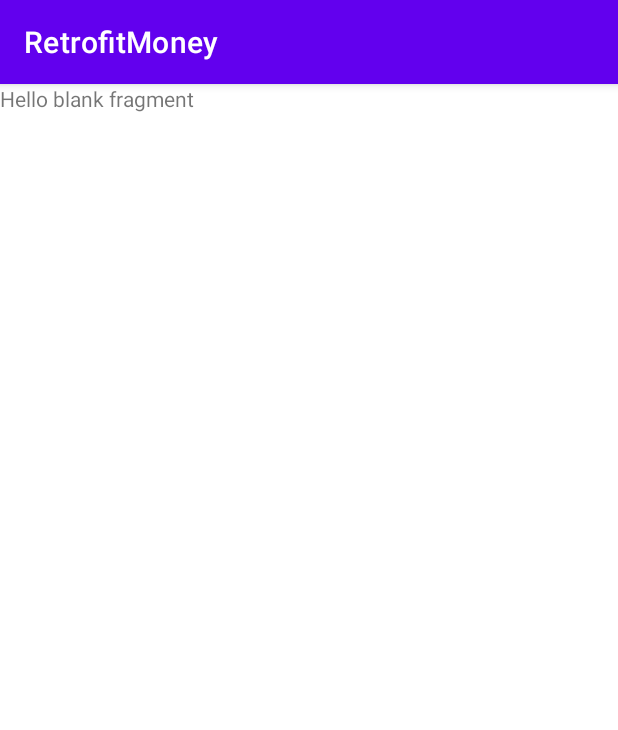
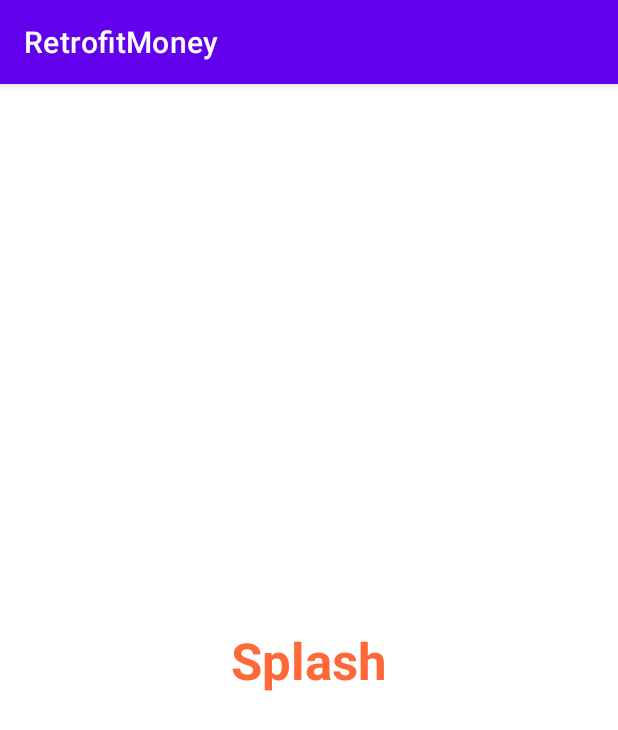
Before and after one commit to VGubert/RetrofitMoney, an Android app: the fragment SplashFragment shown on its own in the app's theme, on a phone screen of 412 x 824 dp. Shown: the top 730 px of the screen. Run offline under Robolectric (Android 15) with nearby library versions, the phone set to English and light mode, and no system bars.

Commit message:
Create Layout

```diff
--- a/app/src/main/res/layout/fragment_second.xml
+++ b/app/src/main/res/layout/fragment_second.xml
@@ -3,12 +3,14 @@
     xmlns:tools="http://schemas.android.com/tools"
     android:layout_width="match_parent"
     android:layout_height="match_parent"
+    xmlns:app="http://schemas.android.com/apk/res-auto"
     tools:context=".screens.second.SecondFragment">
 
     <!-- TODO: Update blank fragment layout -->
-    <TextView
+    <androidx.recyclerview.widget.RecyclerView
+        android:id="@+id/rv_start"
         android:layout_width="match_parent"
         android:layout_height="match_parent"
-        android:text="@string/hello_blank_fragment" />
+        app:layoutManager="androidx.recyclerview.widget.LinearLayoutManager" />
 
 </FrameLayout>
--- a/app/src/main/res/layout/fragment_splash.xml
+++ b/app/src/main/res/layout/fragment_splash.xml
@@ -9,6 +9,13 @@
     <TextView
         android:layout_width="match_parent"
         android:layout_height="match_parent"
-        android:text="@string/hello_blank_fragment" />
+        android:text="@string/splash"
+        android:layout_gravity="center"
+        android:textColor="@color/orange"
+        android:gravity="center"
+        android:alpha="0.9"
+        android:textStyle="bold"
+        android:textSize="34sp"
+        />
 
 </FrameLayout>
--- a/app/src/main/res/values-night/themes.xml
+++ /dev/null
@@ -1,16 +0,0 @@
-<resources xmlns:tools="http://schemas.android.com/tools">
-    <!-- Base application theme. -->
-    <style name="Theme.RetrofitMoney" parent="Theme.MaterialComponents.DayNight.DarkActionBar">
-        <!-- Primary brand color. -->
-        <item name="colorPrimary">@color/purple_200</item>
-        <item name="colorPrimaryVariant">@color/purple_700</item>
-        <item name="colorOnPrimary">@color/black</item>
-        <!-- Secondary brand color. -->
-        <item name="colorSecondary">@color/teal_200</item>
-        <item name="colorSecondaryVariant">@color/teal_200</item>
-        <item name="colorOnSecondary">@color/black</item>
-        <!-- Status bar color. -->
-        <item name="android:statusBarColor" tools:targetApi="l">?attr/colorPrimaryVariant</item>
-        <!-- Customize your theme here. -->
-    </style>
-</resources>
--- a/app/src/main/res/values/colors.xml
+++ b/app/src/main/res/values/colors.xml
@@ -7,4 +7,7 @@
     <color name="teal_700">#FF018786</color>
     <color name="black">#FF000000</color>
     <color name="white">#FFFFFFFF</color>
+    <color name="orange">#FF5722</color>
+    <color name="blue">#03A9F4</color>
+    <color name="green">#4CAF50</color>
 </resources>
--- a/app/src/main/res/values/strings.xml
+++ b/app/src/main/res/values/strings.xml
@@ -2,4 +2,5 @@
     <string name="app_name">RetrofitMoney</string>
     <!-- TODO: Remove or change this placeholder text -->
     <string name="hello_blank_fragment">Hello blank fragment</string>
+    <string name="splash">Splash</string>
 </resources>
```
Also changed, not shown: app/src/main/res/layout/item_money_layout.xml (added, +76 -0 lines).
